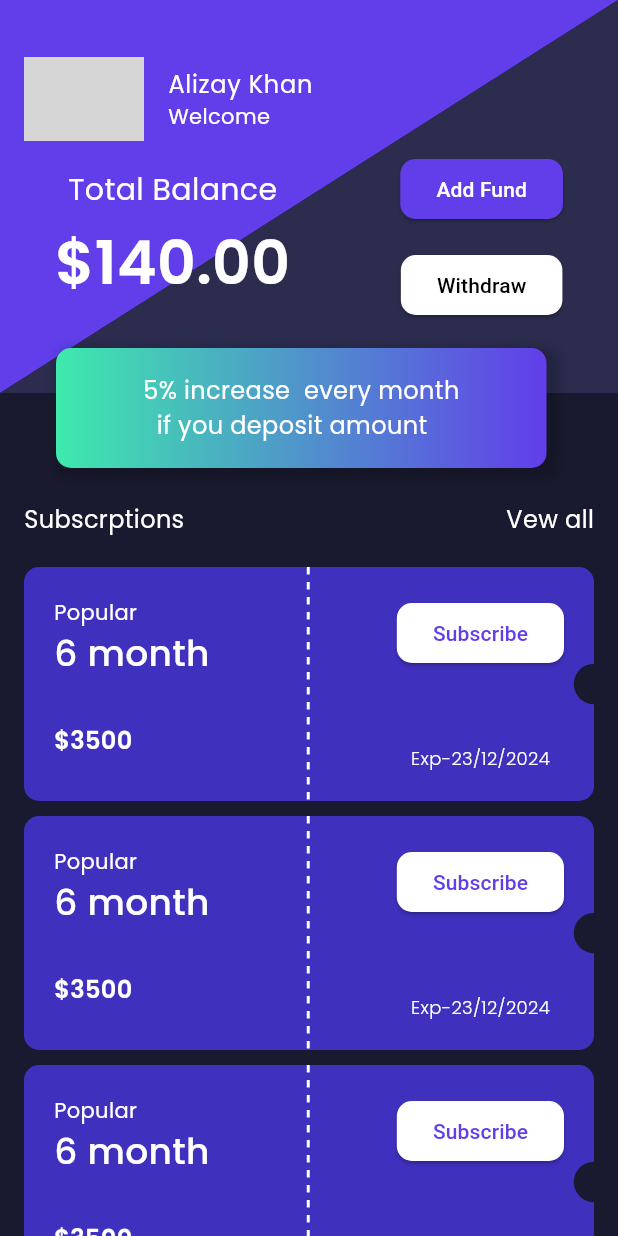
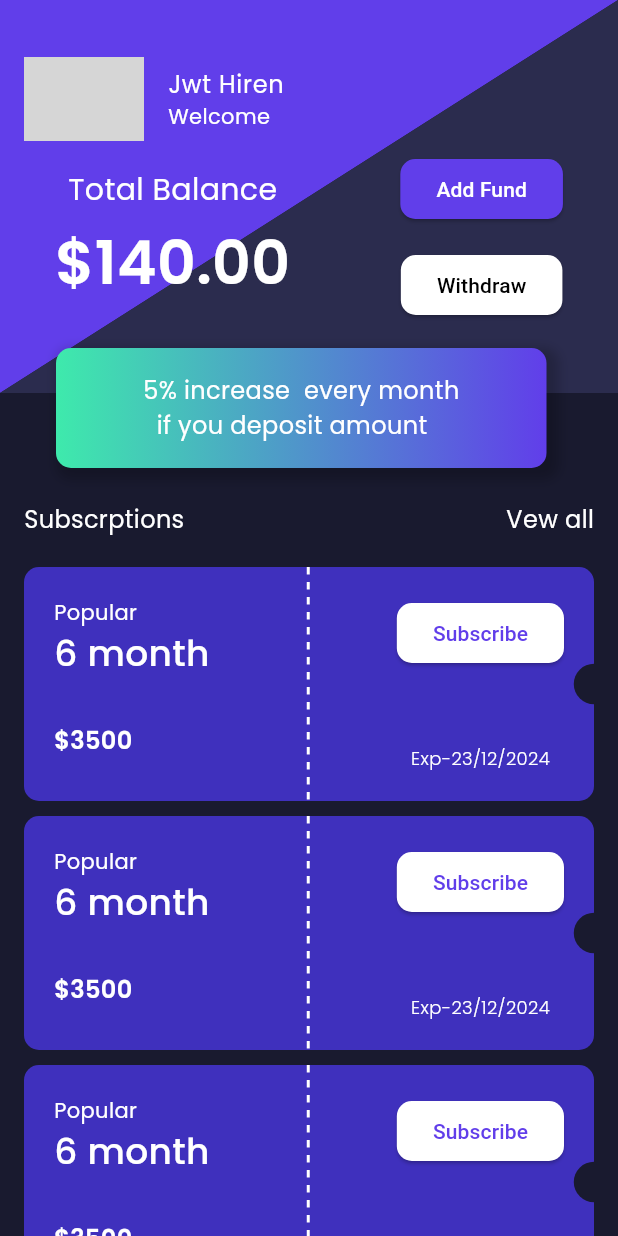
Before and after one commit to ba138/data, a Flutter app: the HomeView screen opened by its route, on a phone screen of 412 x 824 dp. Run offline on Flutter 3.47's test engine with Material 3 defaults, Android fonts, the phone set to English and light mode, and no system bars; our stand-ins replace another_flushbar, fluttertoast, google_fonts; network calls fail; grey boxes are pictures that could not be loaded.

Commit message:
changes to add missing data

```diff
--- a/lib/main.dart
+++ b/lib/main.dart
@@ -20,7 +20,7 @@ class MyApp extends StatelessWidget {
           elevation: 0,
         ),
       ),
-      initialRoute: RoutesName.home,
+      initialRoute: RoutesName.splash,
       onGenerateRoute: Routes.generateRoute,
     );
   }
--- a/lib/view/home/home_view.dart
+++ b/lib/view/home/home_view.dart
@@ -50,7 +50,7 @@ class _HomeViewState extends State<HomeView> {
                         ),
                       ),
                       title: Text(
-                        'Alizay Khan',
+                        'Jwt Hiren',
                         style: GoogleFonts.getFont(
                           "Poppins",
                           textStyle: const TextStyle(
--- a/lib/view/home/widgets/subscribtion_Card.dart
+++ b/lib/view/home/widgets/subscribtion_Card.dart
@@ -1,3 +1,4 @@
+import 'package:data/utils/routes/routes_name.dart';
 import 'package:data/view/home/widgets/dotted_line.dart';
 import 'package:flutter/material.dart';
 import 'package:google_fonts/google_fonts.dart';
@@ -81,7 +82,10 @@ class SubscribtionCard extends StatelessWidget {
                     mainAxisAlignment: MainAxisAlignment.spaceBetween,
                     children: [
                       ElevatedButton(
-                        onPressed: () {},
+                        onPressed: () {
+                          Navigator.pushNamed(
+                              context, RoutesName.mySubscribtions);
+                        },
                         style: ElevatedButton.styleFrom(
                           backgroundColor: AppColor.whiteColor,
                           shape: RoundedRectangleBorder(
```
